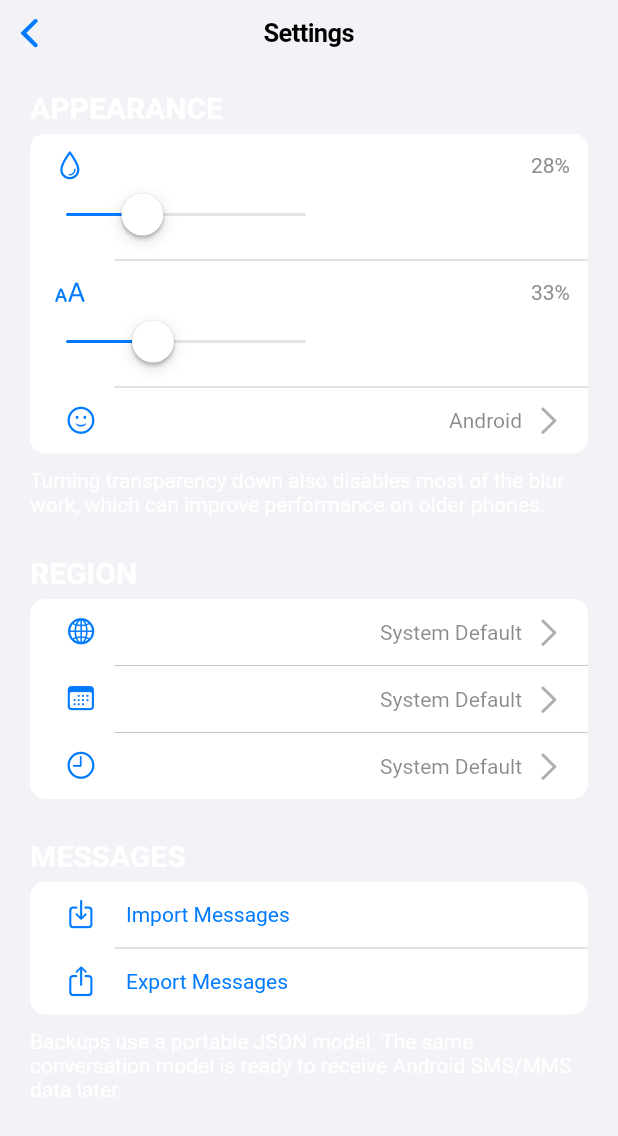
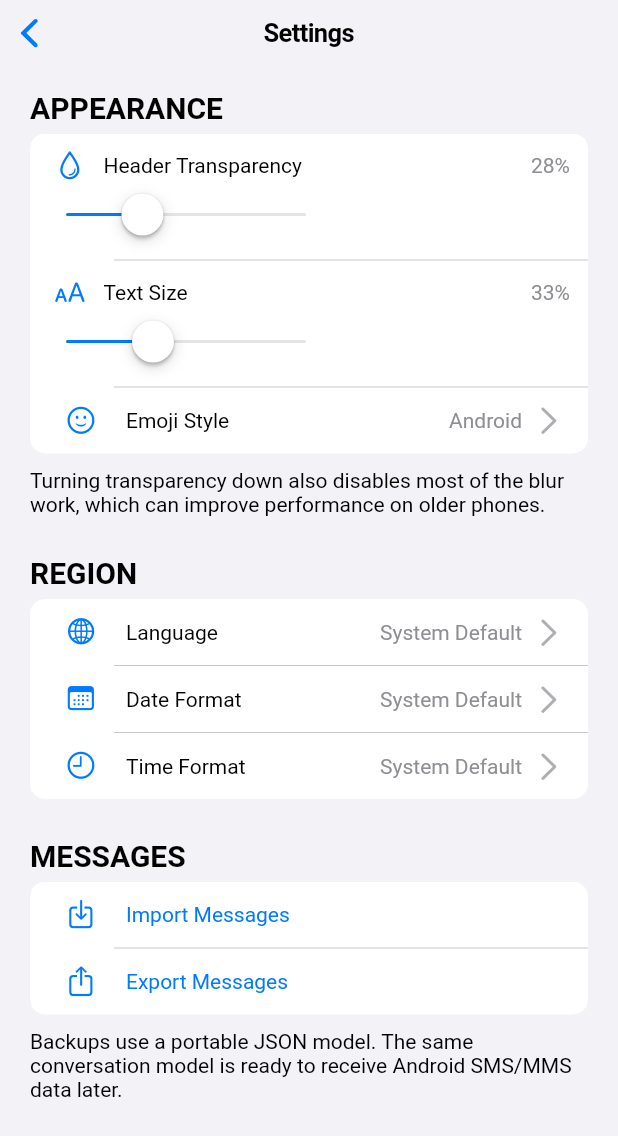
Before and after one commit to bluebubbles-app/bluebubbles, a Flutter app: the SettingsScreen screen opened directly with empty values, on a phone screen of 412 x 824 dp. Shown: the top 1136 px of the screen. Run offline on Flutter 3.47's test engine with Material 3 defaults, Android fonts, the phone set to English and light mode, and no system bars; our stand-ins replace audioplayers, cross_file, file_picker, share_plus, shared_preferences; accounts and stored records are empty; Roboto replaces fonts that are missing (SF Pro Text).

Commit message:
Fix message alignment and light settings contrast

```diff
--- a/lib/main.dart
+++ b/lib/main.dart
@@ -76,6 +76,10 @@ class _MessagesUiAppState extends State<MessagesUiApp> {
             textTheme: CupertinoTextThemeData(
               textStyle: TextStyle(
                 fontFamily: 'SF Pro Text',
+                color: const CupertinoDynamicColor.withBrightness(
+                  color: CupertinoColors.black,
+                  darkColor: CupertinoColors.white,
+                ),
                 fontFamilyFallback: _settings.emojiStyle == EmojiStyle.apple
                     ? const ['Apple Color Emoji', 'Noto Color Emoji']
                     : const ['Noto Color Emoji'],
--- a/lib/screens/settings_screen.dart
+++ b/lib/screens/settings_screen.dart
@@ -326,7 +326,10 @@ class _SliderSetting extends StatelessWidget {
             children: [
               Icon(leading, color: MessagesPalette.blue, size: 21),
               const SizedBox(width: 12),
-              Text(title),
+              Text(
+                title,
+                style: TextStyle(color: MessagesPalette.label(context)),
+              ),
               const Spacer(),
               Text(
                 '${((value - min) / (max - min) * 100).round()}%',
@@ -366,8 +369,14 @@ class _ChoiceRow extends StatelessWidget {
   Widget build(BuildContext context) {
     return CupertinoListTile(
       leading: Icon(icon, color: MessagesPalette.blue, size: 21),
-      title: Text(title),
-      additionalInfo: Text(value),
+      title: Text(
+        title,
+        style: TextStyle(color: MessagesPalette.label(context)),
+      ),
+      additionalInfo: Text(
+        value,
+        style: TextStyle(color: MessagesPalette.secondaryLabel(context)),
+      ),
       trailing: const CupertinoListTileChevron(),
       onTap: onPressed,
     );
```
Also changed, not shown: lib/widgets/message_bubble.dart (+15 -11 lines).
